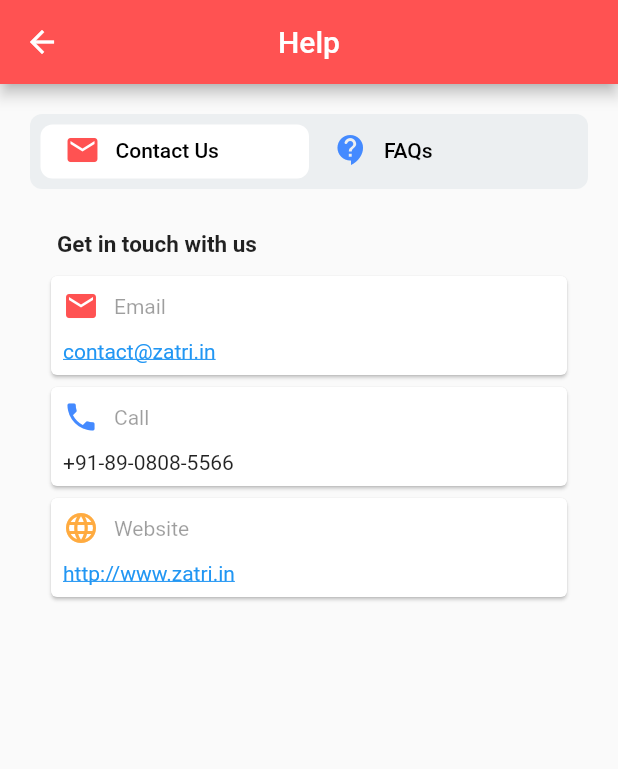
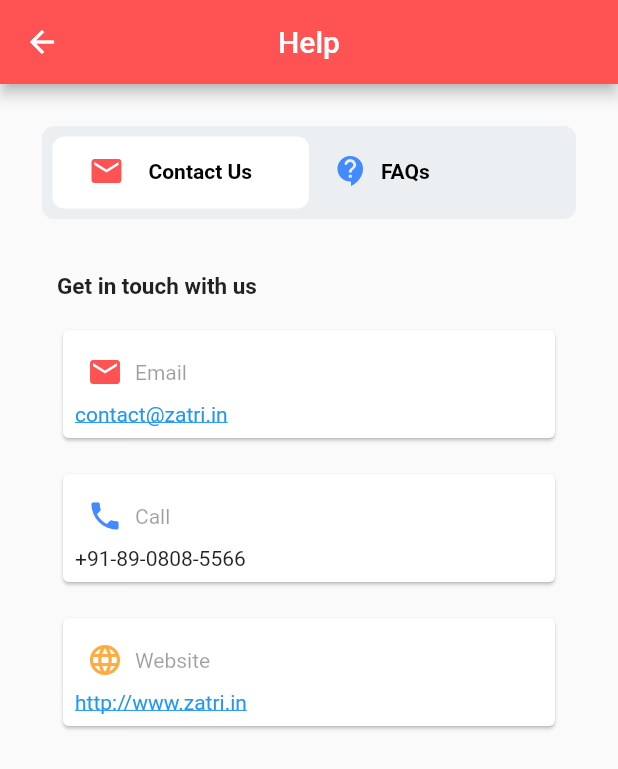
Before and after one commit to Prasanta651/HelpScreen, a Flutter app: the Helpscreen screen opened directly, on a phone screen of 412 x 824 dp. Shown: the top 769 px of the screen. Run offline on Flutter 3.47's test engine with Material 2 defaults, Android fonts, the phone set to English and light mode, and no system bars; our stand-ins replace flutter_linkify.

Commit message:
Remvoe sizedbox for fit to every screen

```diff
--- a/lib/help_screen.dart
+++ b/lib/help_screen.dart
@@ -36,12 +36,13 @@ class _HelpscreenState extends State<Helpscreen> {
           padding: const EdgeInsets.symmetric(horizontal: 20, vertical: 20),
           child: Column(
             children: [
-              Container(
+              Padding(
+                padding: const EdgeInsets.all(8.0),
+                child: Container(
                   decoration: BoxDecoration(
                     color: Colors.blueGrey.shade50,
                     borderRadius: BorderRadius.circular(8.0),
                   ),
-                height: 50,
                   child: Padding(
                     padding: const EdgeInsets.all(7.0),
                     child: TabBar(
@@ -52,17 +53,21 @@ class _HelpscreenState extends State<Helpscreen> {
                           Tab(
                             child: Row(
                               children: const [
-                              Icon(
+                                Padding(
+                                  padding: EdgeInsets.all(8.0),
+                                  child: Icon(
                                     Icons.mail,
                                     color: Colors.redAccent,
                                   ),
-                              SizedBox(
-                                width: 10,
                                 ),
-                              Text(
+                                Padding(
+                                  padding: EdgeInsets.all(8.0),
+                                  child: Text(
                                     'Contact Us',
                                     style: TextStyle(
                                       color: Colors.black,
+                                      fontWeight: FontWeight.bold,
+                                    ),
                                   ),
                                 )
                               ],
@@ -75,13 +80,14 @@ class _HelpscreenState extends State<Helpscreen> {
                                   Icons.contact_support_rounded,
                                   color: Colors.blueAccent,
                                 ),
-                              SizedBox(
-                                width: 10,
-                              ),
-                              Text(
+                                Padding(
+                                  padding: EdgeInsets.all(8.0),
+                                  child: Text(
                                     'FAQs',
                                     style: TextStyle(
                                       color: Colors.black,
+                                      fontWeight: FontWeight.bold,
+                                    ),
                                   ),
                                 )
                               ],
@@ -90,9 +96,9 @@ class _HelpscreenState extends State<Helpscreen> {
                         ]),
                   ),
                 ),
+              ),
               Expanded(
                 child: SizedBox(
-                  height: 300,
                   child: TabBarView(children: [
                     Container(
                       child: Column(
@@ -113,7 +119,9 @@ class _HelpscreenState extends State<Helpscreen> {
                                     ),
                                   ),
                                 ),
-                                Card(
+                                Padding(
+                                  padding: const EdgeInsets.all(8.0),
+                                  child: Card(
                                     child: Padding(
                                       padding: EdgeInsets.all(8),
                                       child: Column(
@@ -122,12 +130,12 @@ class _HelpscreenState extends State<Helpscreen> {
                                         children: [
                                           Row(
                                             children: const [
-                                            Icon(
+                                              Padding(
+                                                padding: EdgeInsets.all(8.0),
+                                                child: Icon(
                                                   Icons.mail,
                                                   color: Colors.redAccent,
                                                 ),
-                                            SizedBox(
-                                              width: 10.0,
                                               ),
                                               Text(
                                                 'Email',
@@ -136,9 +144,7 @@ class _HelpscreenState extends State<Helpscreen> {
                                               )
                                             ],
                                           ),
-                                        SizedBox(
-                                          height: 10,
-                                        ),
+
                                           /*InkWell(
                                               child: Text(
                                                 'help@zatri.com',
@@ -166,7 +172,10 @@ class _HelpscreenState extends State<Helpscreen> {
                                       ),
                                     ),
                                   ),
-                                Card(
+                                ),
+                                Padding(
+                                  padding: const EdgeInsets.all(8.0),
+                                  child: Card(
                                     child: Padding(
                                       padding: EdgeInsets.all(8),
                                       child: Column(
@@ -175,12 +184,12 @@ class _HelpscreenState extends State<Helpscreen> {
                                         children: [
                                           Row(
                                             children: const [
-                                            Icon(
+                                              Padding(
+                                                padding: EdgeInsets.all(8.0),
+                                                child: Icon(
                                                   Icons.phone,
                                                   color: Colors.blueAccent,
                                                 ),
-                                            SizedBox(
-                                              width: 10.0,
                                               ),
                                               Text(
                                                 'Call',
@@ -189,15 +198,15 @@ class _HelpscreenState extends State<Helpscreen> {
                                               )
                                             ],
                                           ),
-                                        SizedBox(
-                                          height: 10,
-                                        ),
                                           Text('+91-89-0808-5566'),
                                         ],
                                       ),
                                     ),
                                   ),
-                                Card(
+                                ),
+                                Padding(
+                                  padding: const EdgeInsets.all(8.0),
+                                  child: Card(
                                     child: Padding(
                                       padding: EdgeInsets.all(8),
                                       child: Column(
@@ -206,12 +215,12 @@ class _HelpscreenState extends State<Helpscreen> {
                                         children: [
                                           Row(
                                             children: const [
-                                            Icon(
+                                              Padding(
+                                                padding: EdgeInsets.all(8.0),
+                                                child: Icon(
                                                   Icons.language,
                                                   color: Colors.orangeAccent,
                                                 ),
-                                            SizedBox(
-                                              width: 10.0,
                                               ),
                                               Text(
                                                 'Website',
@@ -219,9 +228,6 @@ class _HelpscreenState extends State<Helpscreen> {
                                                     color: Colors.black38),
                                               )
                                             ],
-                                        ),
-                                        SizedBox(
-                                          height: 10,
                                           ),
                                           GestureDetector(
                                             child: Text(
@@ -232,12 +238,14 @@ class _HelpscreenState extends State<Helpscreen> {
                                                   color: Colors.blue),
                                             ),
                                             onTap: () async {
-                                            const url3 = 'http://www.zatri.in/';
+                                              const url3 =
+                                                  'http://www.zatri.in/';
                                               if (await canLaunch(url3))
                                                 launch(url3);
                                             },
                                           )
                                         ],
+                                      ),
                                     ),
                                   ),
                                 ),
@@ -255,16 +263,18 @@ class _HelpscreenState extends State<Helpscreen> {
                         child: Column(
                           crossAxisAlignment: CrossAxisAlignment.start,
                           children: [
-                            const Text(
+                            Padding(
+                              padding: const EdgeInsets.all(8.0),
+                              child: const Text(
                                 'Frequently asked questions',
                                 style: TextStyle(
                                   fontWeight: FontWeight.bold,
                                 ),
                               ),
-                            const SizedBox(
-                              height: 5.0,
                             ),
-                            Container(
+                            Padding(
+                              padding: const EdgeInsets.all(8.0),
+                              child: Container(
                                 padding: const EdgeInsets.all(10.0),
                                 //margin: EdgeInsets.all(10.0),
                                 //color: Colors.red,
@@ -273,7 +283,8 @@ class _HelpscreenState extends State<Helpscreen> {
                                   color: Colors.redAccent,
                                 ),
                                 child: Column(
-                                  crossAxisAlignment: CrossAxisAlignment.start,
+                                    crossAxisAlignment:
+                                        CrossAxisAlignment.start,
                                     children: const [
                                       Text(
                                         'How can i know the status of my bus?',
@@ -288,6 +299,7 @@ class _HelpscreenState extends State<Helpscreen> {
                                         style: TextStyle(color: Colors.white),
                                       ),
                                     ]),
+                              ),
                             ),
                             ListView.builder(
                                 shrinkWrap: true,
```
Lines whose indentation alone changed are shown as unchanged.
